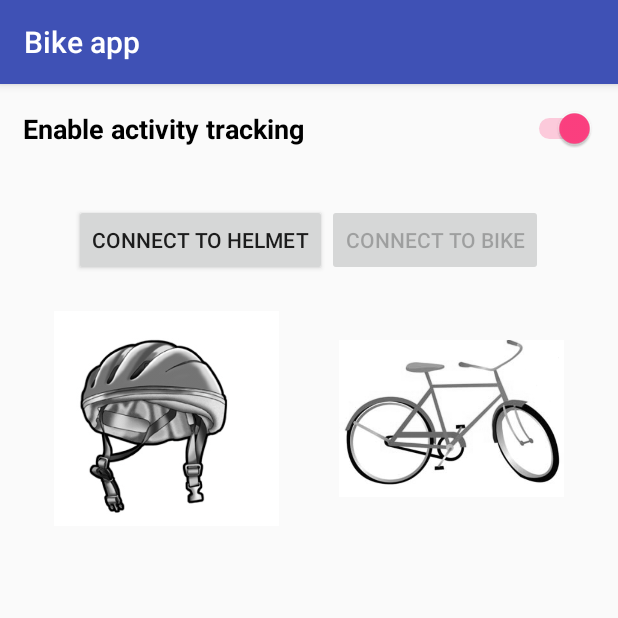
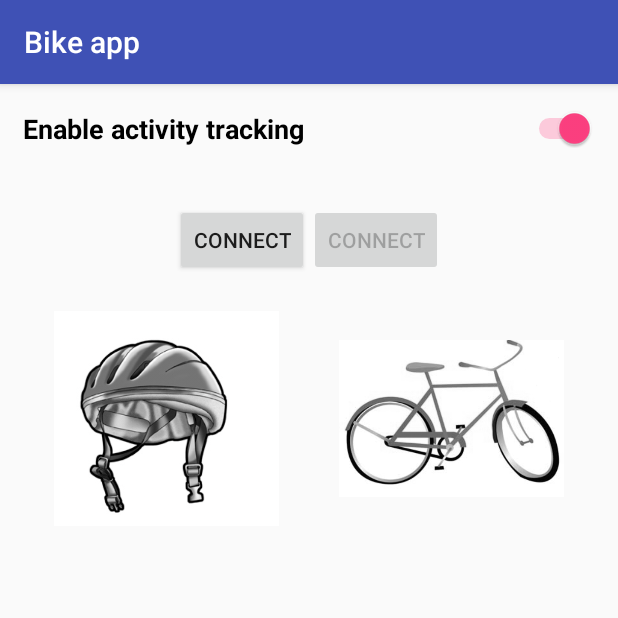
Before and after one commit to christianellingsen/Bike_app, an Android app: the screen it shows after launch (MainScreen), on a phone screen of 412 x 824 dp, the top half of it. Run offline under Robolectric (Android 15) with nearby library versions, the phone set to English and light mode, and no system bars; 2 statements that could not run were skipped.

Commit message:
pre two device adaption

```diff
--- a/app/src/main/java/com/dtu/susie_app2/ActivityRecognizedService.java
+++ b/app/src/main/java/com/dtu/susie_app2/ActivityRecognizedService.java
@@ -40,12 +40,15 @@ public class ActivityRecognizedService extends IntentService {
                     break;
                 }
                 case DetectedActivity.ON_BICYCLE: {
+                    if( activity.getConfidence() >= 75 ) {
                         Log.e( "ActivityRecogition", "On Bicycle: " + activity.getConfidence() );
                         NotificationCompat.Builder builder = new NotificationCompat.Builder(this);
                         builder.setContentText( "Are you bicycling?" );
                         builder.setSmallIcon( R.mipmap.ic_launcher );
                         builder.setContentTitle( getString( R.string.app_name ) );
                         NotificationManagerCompat.from(this).notify(0, builder.build());
+                    }
+
 
                     // TODO
                     // Start bluetooth service
@@ -59,7 +62,7 @@ public class ActivityRecognizedService extends IntentService {
                     break;
                 }
                 case DetectedActivity.RUNNING: {
-                    Log.e( "ActivityRecogition", "Running: " + activity.getConfidence() );
+                    Log.e("ActivityRecogition", "Running: " + activity.getConfidence() );
                     break;
                 }
                 case DetectedActivity.STILL: {
--- a/app/src/main/java/com/dtu/susie_app2/DeviceListActivity.java
+++ b/app/src/main/java/com/dtu/susie_app2/DeviceListActivity.java
@@ -181,9 +181,9 @@ public class DeviceListActivity extends Activity {
                                 @Override
                                 public void run() {
                                     // TEST!! Only scan for "Helmet devices
-                                    if (device.getName().equals("Helmet")) {
+                                    //if (device.getName().equals("Helmet")) {
                                         addDevice(device, rssi);
-                                    }
+                                    //}
                                 }
                             });
 
--- a/app/src/main/java/com/dtu/susie_app2/UartService.java
+++ b/app/src/main/java/com/dtu/susie_app2/UartService.java
@@ -94,12 +94,12 @@ public class UartService extends Service {
                 // Attempts to discover services after successful connection.
                 Log.i(TAG, "Attempting to start service discovery:" +
                         mBluetoothGatt.discoverServices());
-                MyApplication.helmetConnect =true;
+
 
             } else if (newState == BluetoothProfile.STATE_DISCONNECTED) {
                 intentAction = ACTION_GATT_DISCONNECTED;
                 mConnectionState = STATE_DISCONNECTED;
-                MyApplication.helmetConnect=false;
+
                 Log.i(TAG, "Disconnected from GATT server.");
                 broadcastUpdate(intentAction);
             }
--- a/app/src/main/res/layout/main.xml
+++ b/app/src/main/res/layout/main.xml
@@ -35,14 +35,14 @@
         android:layout_height="wrap_content"
         android:id="@+id/connect_to_helmet_button"
         android:layout_gravity="center_horizontal"
-        android:text="Connect to helmet"/>
+        android:text="Connect"/>
 
     <Button
         android:layout_width="wrap_content"
         android:layout_height="wrap_content"
         android:id="@+id/connect_to_bike_button"
         android:layout_gravity="center_horizontal"
-        android:text="Connect to bike"
+        android:text="Connect"
         android:clickable="false"
         android:enabled="false"/>
 
@@ -69,5 +69,12 @@
 
     </LinearLayout>
 
+    <ListView
+        android:id="@+id/main_debug_list"
+        android:layout_width="match_parent"
+        android:layout_height="wrap_content"
+        >
+    </ListView>
+
 
 </LinearLayout>
```
Also changed, not shown: app/src/main/java/com/dtu/susie_app2/MainScreen.java (+48 -10 lines). Lines whose indentation alone changed are shown as unchanged.
